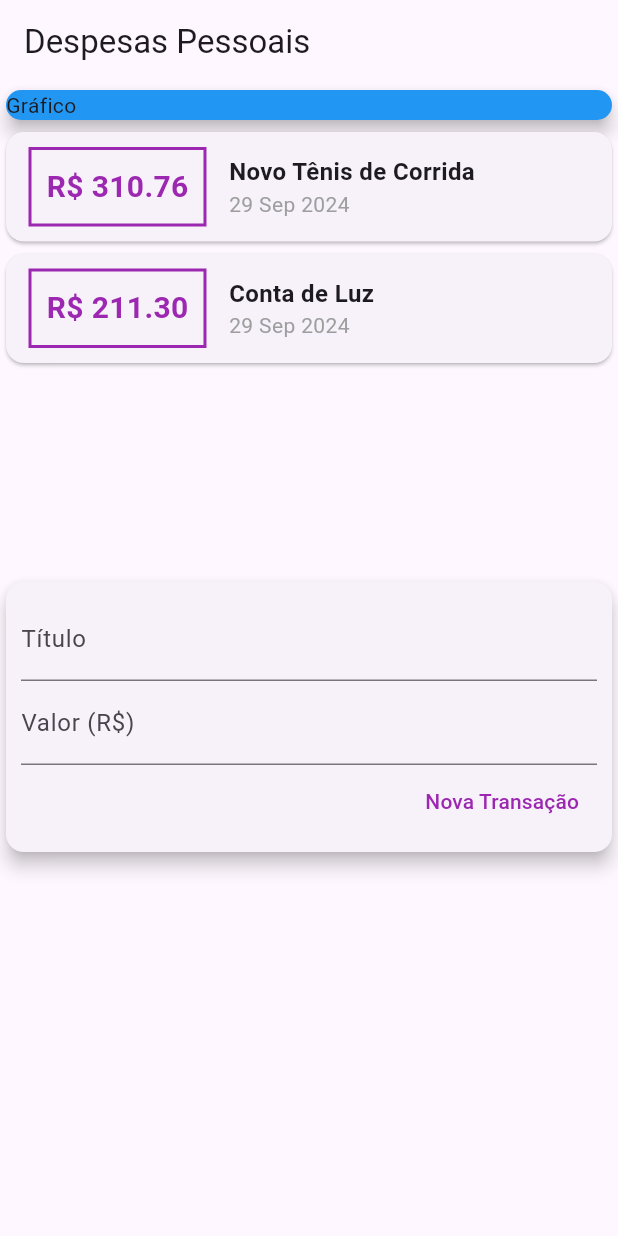
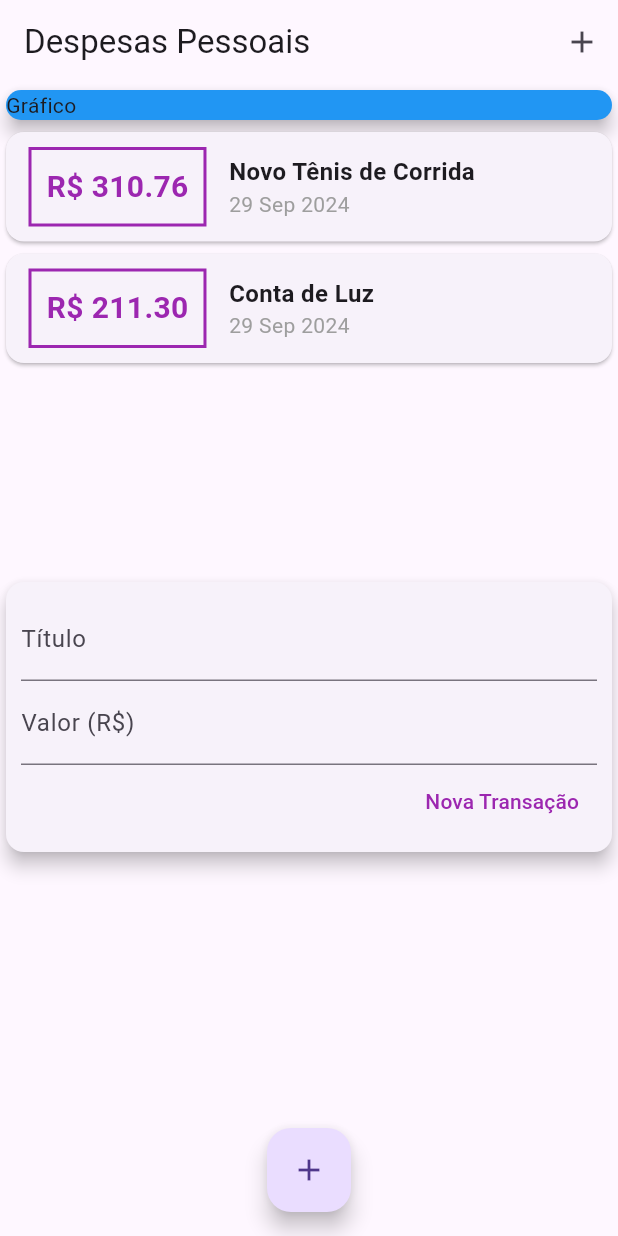
Before and after one commit to jgdlago/expenses-app, a Flutter app: the screen it shows after launch, on a phone screen of 412 x 824 dp. Run offline on Flutter 3.47's test engine with Material 3 defaults, Android fonts, the phone set to English and light mode, and no system bars.

Commit message:
:sparkler: Feat: add button and keyboard options

```diff
--- a/expenses/lib/components/transaction_list.dart
+++ b/expenses/lib/components/transaction_list.dart
@@ -9,11 +9,12 @@ class TransactionList extends StatelessWidget {
 
   @override
   Widget build(BuildContext context) {
-    return Container(
+    return SizedBox(
       height: 300,
-      child: SingleChildScrollView(
-        child: Column(
-          children: transactions.map((tr) {
+      child: ListView.builder(
+        itemCount: transactions.length,
+        itemBuilder: (ctx, index) {
+          final tr = transactions[index];
           return Card(
             child: Row(
               children: [
@@ -59,8 +60,7 @@ class TransactionList extends StatelessWidget {
               ],
             ),
           );
-          }).toList(),
-        ),
+        },
       ),
     );
   }
--- a/expenses/lib/main.dart
+++ b/expenses/lib/main.dart
@@ -19,6 +19,12 @@ class MyHomePage extends StatelessWidget {
     return Scaffold(
       appBar: AppBar(
         title: const Text('Despesas Pessoais'),
+        actions: <Widget>[
+          IconButton(
+              onPressed: () {},
+              icon: const Icon(Icons.add)
+          )
+        ],
       ),
       body: const SingleChildScrollView(
         child: Column(
@@ -35,6 +41,11 @@ class MyHomePage extends StatelessWidget {
           ],
         ),
       ),
+      floatingActionButton: FloatingActionButton(
+        child: const Icon(Icons.add),
+        onPressed: () {},
+      ),
+      floatingActionButtonLocation: FloatingActionButtonLocation.centerFloat,
     );
   }
 }
```
Also changed, not shown: expenses/lib/components/transaction_form.dart (+16 -5 lines). Lines whose indentation alone changed are shown as unchanged.
